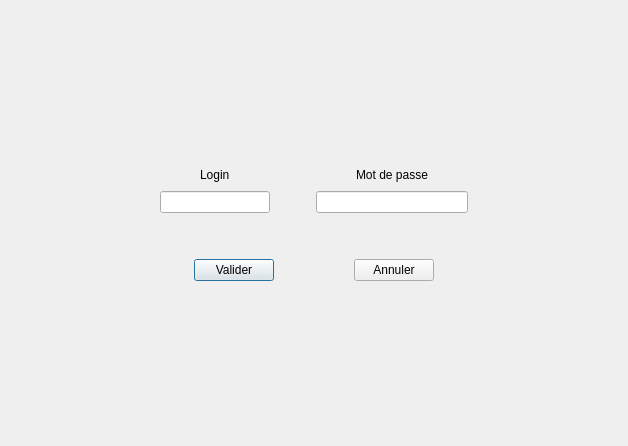
This is connexion.ui in xXRem08Xx/NewWorld_BackOffice as Qt 5 draws it before an edit. The edited form follows.
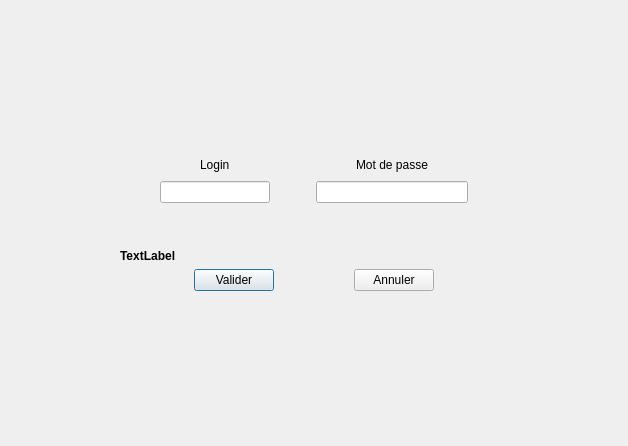
This is the edited form.

Commit message: affichage du message d'erreur quand la connexion est refusé dans connexion.cpp

What changed in the file:
```diff
--- a/connexion.ui
+++ b/connexion.ui
@@ -203,6 +203,22 @@
            </property>
           </spacer>
          </item>
+         <item>
+          <widget class="QLabel" name="labelConnexionError">
+           <property name="font">
+            <font>
+             <weight>75</weight>
+             <bold>true</bold>
+            </font>
+           </property>
+           <property name="styleSheet">
+            <string notr="true"/>
+           </property>
+           <property name="text">
+            <string>TextLabel</string>
+           </property>
+          </widget>
+         </item>
          <item>
           <layout class="QHBoxLayout" name="horizontalLayout_5">
            <item>
```
The commit also changes 1 other file.
